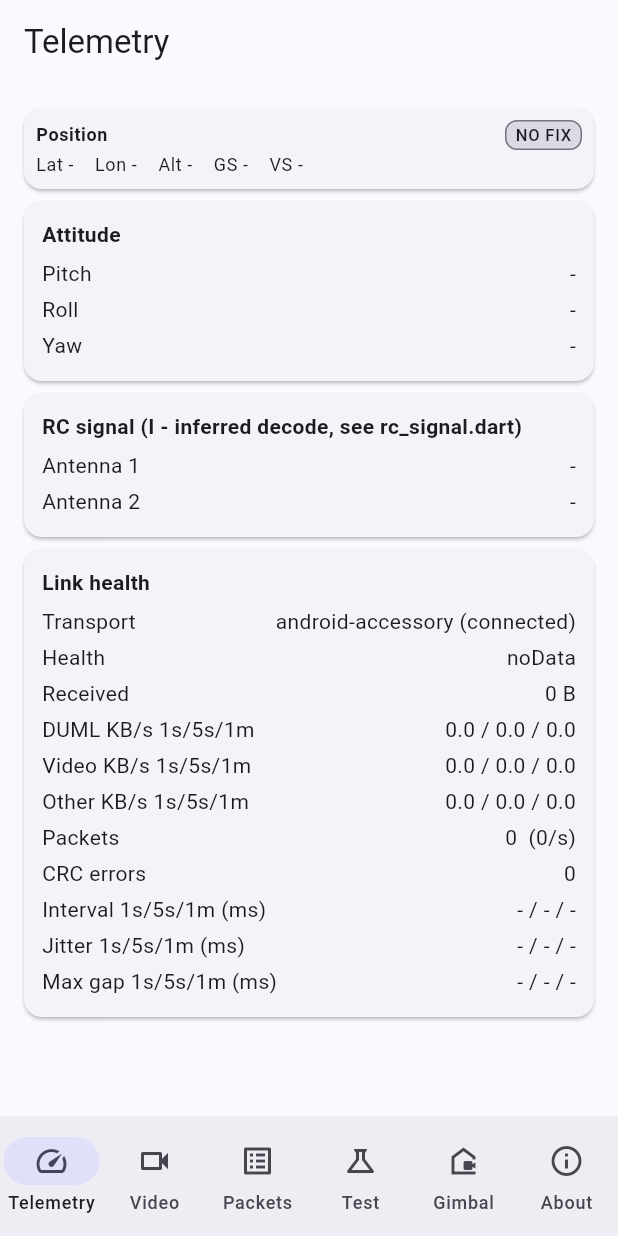
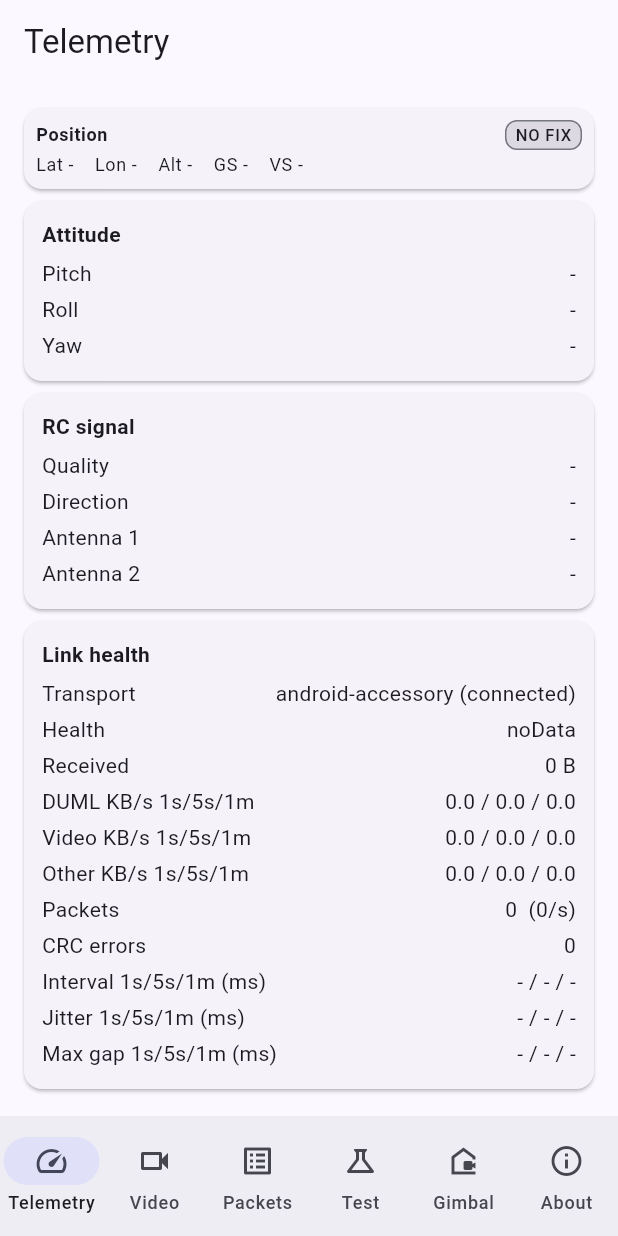
Before and after one commit to awto-au/awto-dji, a Flutter app: the screen it shows after launch, on a phone screen of 412 x 824 dp. Run offline on Flutter 3.47's test engine with Material 3 defaults, Android fonts, the phone set to English and light mode, and no system bars; project files that could hold a hidden picture were left out.

Commit message:
fix: RC signal-quality decode was reading the wrong byte as primary
Confirmed against decompiled DataOsdGetPushSignalQuality.java (dji.go.v4):
byte0 bit7 = direction, bits0-6 = aggregate quality 0-127 - the real headline
metric, not a constant tag. Bytes 1-2 (per-antenna dBm) are a secondary
breakdown. The previous decode treated bytes 1-2 as primary and concluded the
link was strong (-27 to -33 dBm) while byte0 - the actual quality field - was
reporting a mediocre ~42% (0x35=53/127) the whole time, directly contradicting
DJI GO's own "Remote Controller Signal Weak" label, which was correct.

Co-Authored-By: Claude Sonnet 5 <noreply@anthropic.com>

```diff
--- a/app/awto_dji_app/lib/ui/telemetry_screen.dart
+++ b/app/awto_dji_app/lib/ui/telemetry_screen.dart
@@ -40,7 +40,12 @@ class TelemetryScreen extends StatelessWidget {
               _row('Roll', osd == null ? '-' : '${osd.roll.toStringAsFixed(1)} deg'),
               _row('Yaw', osd == null ? '-' : '${osd.yaw.toStringAsFixed(1)} deg'),
             ]),
-            _card('RC signal (I - inferred decode, see rc_signal.dart)', [
+            _card('RC signal', [
+              _row('Quality', session.latestSignal == null
+                  ? '-' : '${session.latestSignal!.aggregateQuality}/127 '
+                      '(${session.latestSignal!.qualityPercent.toStringAsFixed(0)}%)'),
+              _row('Direction', session.latestSignal == null
+                  ? '-' : session.latestSignal!.isUplink ? 'Up' : 'Down'),
               _row('Antenna 1', session.latestSignal == null
                   ? '-' : '${session.latestSignal!.antenna1Dbm} dBm'),
               _row('Antenna 2', session.latestSignal == null
--- a/app/packages/duml/lib/src/rc_signal.dart
+++ b/app/packages/duml/lib/src/rc_signal.dart
@@ -1,16 +1,17 @@
 /// Decoder for the RC/OSD link signal-quality push (`cmd_set = 0x09` "hdLink",
 /// `cmd_id = 0x08`), sent by the OSD device (sender type 14) at ~a few Hz.
 ///
-/// I (inferred, not confirmed against decompiled source): byte 0 is a constant
-/// tag (0x35 in every capture so far); bytes 1-2 are signed int8 dBm readings,
-/// one per antenna/diversity path. Basis: live capture 2026-10-24 with RC and
-/// aircraft ~1m apart showed a stable, narrow range (-33 to -27 dBm as signed
-/// bytes) for ~2.5 hours - consistent with two strong dBm readings, not with a
-/// 0-255 percentage (which this range would read as a flatly maxed-out ~87-90%,
-/// an odd thing for a push to bother sending continuously). DJI GO's own UI
-/// called this link "weak" at the same time, which this decode contradicts -
-/// see awto-dji#16. Re-check against decompiled dji.pilot/dji.go.v4 source if
-/// that class is ever found, and update this docstring, not just the code.
+/// V (confirmed 2026-10-24 against decompiled `DataOsdGetPushSignalQuality.java`,
+/// dji.go.v4 - dji.pilot's own copy could not be recovered, see awto-dji#16, but this
+/// struct is aircraft/OSD-side protocol, not app-specific):
+/// - byte 0 bit 7: direction (set = Up/uplink, clear = Down/downlink).
+/// - byte 0 bits 0-6 (`& 0x7F`): the aggregate link quality, 0-127 - this is what
+///   `getDownSignalQuality()`/`getUpSignalQuality()` return, almost certainly what
+///   drives the app's own "weak"/"strong" UI label.
+/// - bytes 1-2: per-antenna signed dBm readings (secondary breakdown, not the
+///   headline metric - a prior version of this file wrongly treated these two as
+///   the primary signal and concluded the link was strong while byte 0 - the real
+///   quality field - was reporting a mediocre ~42% the whole time).
 library;
 
 import 'dart:typed_data';
@@ -18,10 +19,18 @@ import 'dart:typed_data';
 import 'packet.dart';
 
 class RcSignalQuality {
+  /// 0-127.
+  final int aggregateQuality;
+  final bool isUplink;
   final int antenna1Dbm;
   final int antenna2Dbm;
 
-  const RcSignalQuality({required this.antenna1Dbm, required this.antenna2Dbm});
+  const RcSignalQuality({
+    required this.aggregateQuality,
+    required this.isUplink,
+    required this.antenna1Dbm,
+    required this.antenna2Dbm,
+  });
 
   static const int cmdSet = CmdSet.hdLink;
   static const int cmdId = 0x08;
@@ -36,15 +45,19 @@ class RcSignalQuality {
 
   static RcSignalQuality fromPayload(Uint8List payload) {
     int signed8(int byte) => byte >= 128 ? byte - 256 : byte;
+    final byte0 = payload[0];
     return RcSignalQuality(
+      aggregateQuality: byte0 & 0x7F,
+      isUplink: (byte0 & 0x80) != 0,
       antenna1Dbm: signed8(payload[1]),
       antenna2Dbm: signed8(payload[2]),
     );
   }
 
-  /// The stronger (less negative) of the two antenna readings.
-  int get bestDbm => antenna1Dbm > antenna2Dbm ? antenna1Dbm : antenna2Dbm;
+  /// 0-100, matching the scale a UI percentage/bar would use.
+  double get qualityPercent => aggregateQuality / 127 * 100;
 
   @override
-  String toString() => 'RcSignal(ant1=${antenna1Dbm}dBm ant2=${antenna2Dbm}dBm)';
+  String toString() => 'RcSignal(${isUplink ? "up" : "down"} '
+      'quality=$aggregateQuality/127 ant1=${antenna1Dbm}dBm ant2=${antenna2Dbm}dBm)';
 }
```
Also changed, not shown: 1 other file.
